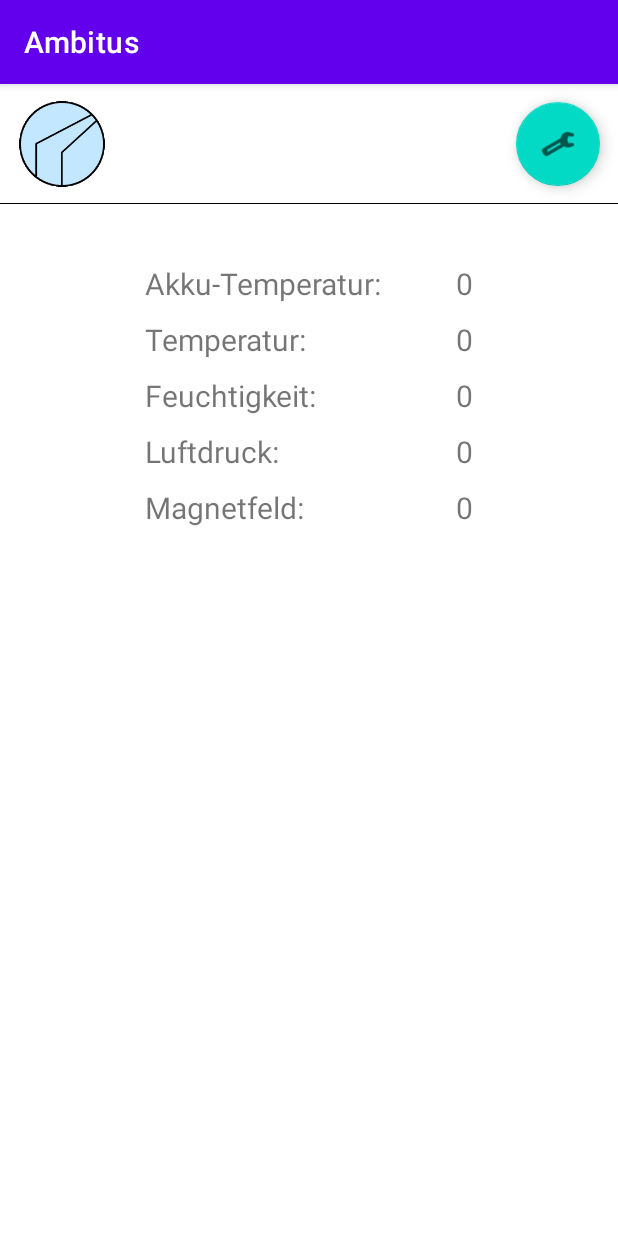
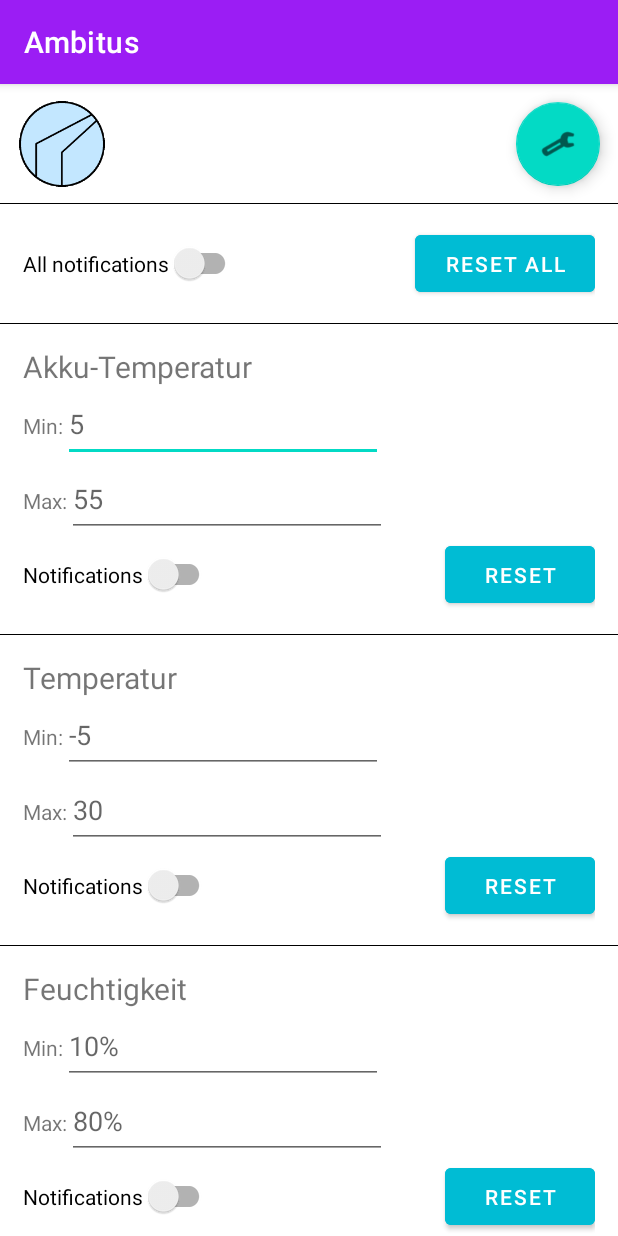
Before and after one commit to Monke457/Ambitus, an Android app: the screen it shows after launch (MainActivity before the commit, SettingsActivity after it), on a phone screen of 412 x 824 dp. Run offline under Robolectric (Android 15) with nearby library versions, the phone set to English and light mode, and no system bars.

Commit message:
add frontend implementation for settings activity (#3)
Co-authored-by: bethw <beth.williams@bluewin.ch>

```diff
--- /dev/null
+++ b/app/src/main/java/com/bsfh/bw/ambitus/SettingsActivity.java
@@ -0,0 +1,14 @@
+package com.bsfh.bw.ambitus;
+
+import android.os.Bundle;
+
+import androidx.annotation.Nullable;
+import androidx.appcompat.app.AppCompatActivity;
+
+public class SettingsActivity extends AppCompatActivity {
+    @Override
+    protected void onCreate(@Nullable Bundle savedInstanceState) {
+        super.onCreate(savedInstanceState);
+        setContentView(R.layout.activity_settings);
+    }
+}
--- /dev/null
+++ b/app/src/main/res/layout/activity_settings.xml
@@ -0,0 +1,516 @@
+<?xml version="1.0" encoding="utf-8"?>
+<androidx.constraintlayout.widget.ConstraintLayout xmlns:android="http://schemas.android.com/apk/res/android"
+    android:layout_width="match_parent"
+    android:layout_height="match_parent"
+    xmlns:tools="http://schemas.android.com/tools"
+    xmlns:app="http://schemas.android.com/apk/res-auto">
+
+    <LinearLayout
+        android:layout_width="match_parent"
+        android:layout_height="match_parent"
+        android:divider="@color/black"
+        android:orientation="vertical"
+        android:showDividers="middle"
+        tools:layout_editor_absoluteX="0dp"
+        tools:layout_editor_absoluteY="0dp">
+
+        <LinearLayout
+            android:layout_width="match_parent"
+            android:layout_height="80dp"
+            android:gravity="center">
+
+            <ImageButton
+                android:id="@+id/icon_button"
+                android:layout_width="60dp"
+                android:layout_height="60dp"
+                android:background="@mipmap/ic_launcher_foreground"
+                android:contentDescription="@string/icon_button" />
+
+            <Space
+                android:layout_width="250dp"
+                android:layout_height="match_parent"
+                android:layout_weight="1" />
+
+            <com.google.android.material.floatingactionbutton.FloatingActionButton
+                android:id="@+id/settings_button"
+                android:layout_width="91dp"
+                android:layout_height="wrap_content"
+                android:layout_weight="1"
+                android:clickable="true"
+                android:contentDescription="@string/settings_button"
+                app:srcCompat="@android:drawable/ic_menu_preferences" />
+
+        </LinearLayout>
+
+        <ScrollView
+            android:layout_width="match_parent"
+            android:layout_height="match_parent">
+
+            <LinearLayout
+                android:layout_width="match_parent"
+                android:layout_height="wrap_content"
+                android:orientation="vertical"
+                android:divider="@color/black"
+                android:showDividers="middle" >
+
+                <LinearLayout
+                    android:layout_width="match_parent"
+                    android:layout_height="match_parent"
+                    android:orientation="horizontal"
+                    android:layout_margin="15dp">
+
+                    <androidx.appcompat.widget.SwitchCompat
+                        android:id="@+id/all_notifications"
+                        android:layout_width="wrap_content"
+                        android:layout_height="50dp"
+                        android:text="@string/all_notifications_label" />
+
+                    <Space
+                        android:layout_width="0dp"
+                        android:layout_height="wrap_content"
+                        android:layout_weight="1" />
+
+                    <Button
+                        android:id="@+id/all_reset_button"
+                        android:layout_width="120dp"
+                        android:layout_height="50dp"
+                        android:backgroundTint="@color/main_colour"
+                        android:text="@string/reset_all_button" />
+                </LinearLayout>
+
+                <LinearLayout
+                    android:layout_width="match_parent"
+                    android:layout_height="wrap_content"
+                    android:layout_margin="15dp"
+                    android:gravity="start"
+                    android:orientation="vertical">
+
+                    <TextView
+                        android:id="@+id/battery_title"
+                        android:layout_width="match_parent"
+                        android:layout_height="wrap_content"
+                        android:text="@string/battery_title"
+                        android:textSize="20sp" />
+
+                    <LinearLayout
+                        android:layout_width="wrap_content"
+                        android:layout_height="match_parent"
+                        android:orientation="horizontal">
+
+                        <TextView
+                            android:id="@+id/battery_min_label"
+                            android:layout_width="wrap_content"
+                            android:layout_height="wrap_content"
+                            android:layout_weight="1"
+                            android:text="@string/min_label" />
+
+                        <EditText
+                            android:id="@+id/battery_min_value"
+                            android:layout_width="wrap_content"
+                            android:layout_height="50dp"
+                            android:layout_weight="1"
+                            android:ems="10"
+                            android:hint="5"
+                            android:autofillHints="5"
+                            android:inputType="number" />
+
+                    </LinearLayout>
+
+                    <LinearLayout
+                        android:layout_width="wrap_content"
+                        android:layout_height="match_parent"
+                        android:orientation="horizontal">
+
+                        <TextView
+                            android:id="@+id/battery_max_label"
+                            android:layout_width="wrap_content"
+                            android:layout_height="wrap_content"
+                            android:layout_weight="1"
+                            android:text="@string/max_label" />
+
+                        <EditText
+                            android:id="@+id/battery_max_value"
+                            android:layout_width="wrap_content"
+                            android:layout_height="50dp"
+                            android:layout_weight="1"
+                            android:ems="10"
+                            android:hint="55"
+                            android:autofillHints="55"
+                            android:inputType="number" />
+                    </LinearLayout>
+
+                    <LinearLayout
+                        android:layout_width="match_parent"
+                        android:layout_height="match_parent"
+                        android:orientation="horizontal">
+
+                        <androidx.appcompat.widget.SwitchCompat
+                            android:id="@+id/battery_notifications"
+                            android:layout_width="wrap_content"
+                            android:layout_height="50dp"
+                            android:text="@string/notifications_label" />
+
+                        <Space
+                            android:layout_width="0dp"
+                            android:layout_height="wrap_content"
+                            android:layout_weight="1" />
+
+                        <Button
+                            android:id="@+id/battery_reset_button"
+                            android:layout_width="100dp"
+                            android:layout_height="50dp"
+                            android:backgroundTint="@color/main_colour"
+                            android:text="@string/reset_button" />
+                    </LinearLayout>
+
+                </LinearLayout>
+
+                <LinearLayout
+                    android:layout_width="match_parent"
+                    android:layout_height="wrap_content"
+                    android:layout_margin="15dp"
+                    android:gravity="start"
+                    android:orientation="vertical">
+
+                    <TextView
+                        android:id="@+id/temp_title"
+                        android:layout_width="match_parent"
+                        android:layout_height="wrap_content"
+                        android:text="@string/temp_title"
+                        android:textSize="20sp" />
+
+                    <LinearLayout
+                        android:layout_width="wrap_content"
+                        android:layout_height="match_parent"
+                        android:orientation="horizontal">
+
+                        <TextView
+                            android:id="@+id/temp_min_label"
+                            android:layout_width="wrap_content"
+                            android:layout_height="wrap_content"
+                            android:layout_weight="1"
+                            android:text="@string/min_label" />
+
+                        <EditText
+                            android:id="@+id/temp_min_value"
+                            android:layout_width="wrap_content"
+                            android:layout_height="50dp"
+                            android:layout_weight="1"
+                            android:ems="10"
+                            android:hint="-5"
+                            android:autofillHints="-5"
+                            android:inputType="number" />
+
+                    </LinearLayout>
+
+                    <LinearLayout
+                        android:layout_width="wrap_content"
+                        android:layout_height="match_parent"
+                        android:orientation="horizontal">
+
+                        <TextView
+                            android:id="@+id/temp_max_label"
+                            android:layout_width="wrap_content"
+                            android:layout_height="wrap_content"
+                            android:layout_weight="1"
+                            android:text="@string/max_label" />
+
+                        <EditText
+                            android:id="@+id/temp_max_value"
+                            android:layout_width="wrap_content"
+                            android:layout_height="50dp"
+                            android:layout_weight="1"
+                            android:ems="10"
+                            android:hint="30"
+                            android:autofillHints="30"
+                            android:inputType="number" />
+                    </LinearLayout>
+
+                    <LinearLayout
+                        android:layout_width="match_parent"
+                        android:layout_height="match_parent"
+                        android:orientation="horizontal">
+
+                        <androidx.appcompat.widget.SwitchCompat
+                            android:id="@+id/temp_notifications"
+                            android:layout_width="wrap_content"
+                            android:layout_height="50dp"
+                            android:text="@string/notifications_label" />
+
+                        <Space
+                            android:layout_width="0dp"
+                            android:layout_height="wrap_content"
+                            android:layout_weight="1" />
+
+                        <Button
+                            android:id="@+id/temp_reset_button"
+                            android:layout_width="100dp"
+                            android:layout_height="50dp"
+                            android:backgroundTint="@color/main_colour"
+                            android:text="@string/reset_button" />
+                    </LinearLayout>
+                </LinearLayout>
+
+                <LinearLayout
+                    android:layout_width="match_parent"
+                    android:layout_height="wrap_content"
+                    android:layout_margin="15dp"
+                    android:gravity="start"
+                    android:orientation="vertical">
+
+                    <TextView
+                        android:id="@+id/humidity_title"
+                        android:layout_width="match_parent"
+                        android:layout_height="wrap_content"
+                        android:text="@string/humidity_title"
+                        android:textSize="20sp" />
+
+                    <LinearLayout
+                        android:layout_width="wrap_content"
+                        android:layout_height="match_parent"
+                        android:orientation="horizontal">
+
+                        <TextView
+                            android:id="@+id/humidity_min_label"
+                            android:layout_width="wrap_content"
+                            android:layout_height="wrap_content"
+                            android:layout_weight="1"
+                            android:text="@string/min_label" />
+
+                        <EditText
+                            android:id="@+id/humidity_min_value"
+                            android:layout_width="wrap_content"
+                            android:layout_height="50dp"
+                            android:layout_weight="1"
+                            android:ems="10"
+                            android:hint="10%"
+                            android:autofillHints="10%"
+                            android:inputType="number" />
+
+                    </LinearLayout>
+
+                    <LinearLayout
+                        android:layout_width="wrap_content"
+                        android:layout_height="match_parent"
+                        android:orientation="horizontal">
+
+                        <TextView
+                            android:id="@+id/humidity_max_label"
+                            android:layout_width="wrap_content"
+                            android:layout_height="wrap_content"
+                            android:layout_weight="1"
+                            android:text="@string/max_label" />
+
+                        <EditText
+                            android:id="@+id/humidity_max_value"
+                            android:layout_width="wrap_content"
+                            android:layout_height="50dp"
+                            android:layout_weight="1"
+                            android:ems="10"
+                            android:hint="80%"
+                            android:autofillHints="80%"
+                            android:inputType="number" />
+                    </LinearLayout>
+
+                    <LinearLayout
+                        android:layout_width="match_parent"
+                        android:layout_height="match_parent"
+                        android:orientation="horizontal">
+
+                        <androidx.appcompat.widget.SwitchCompat
+                            android:id="@+id/humidity_notifications"
+                            android:layout_width="wrap_content"
+                            android:layout_height="50dp"
+                            android:text="@string/notifications_label" />
+
+                        <Space
+                            android:layout_width="0dp"
+                            android:layout_height="wrap_content"
+                            android:layout_weight="1" />
+
+                        <Button
+                            android:id="@+id/humidity_reset_button"
+                            android:layout_width="100dp"
+                            android:layout_height="50dp"
+                            android:backgroundTint="@color/main_colour"
+                            android:text="@string/reset_button" />
+                    </LinearLayout>
+                </LinearLayout>
+
+                <LinearLayout
+                    android:layout_width="match_parent"
+                    android:layout_height="wrap_content"
+                    android:layout_margin="15dp"
+                    android:gravity="start"
+                    android:orientation="vertical">
+
+                    <TextView
+                        android:id="@+id/pressure_title"
+                        android:layout_width="match_parent"
+                        android:layout_height="wrap_content"
+                        android:text="@string/pressure_title"
+                        android:textSize="20sp" />
+
+                    <LinearLayout
+                        android:layout_width="wrap_content"
+                        android:layout_height="match_parent"
+                        android:orientation="horizontal">
+
+                        <TextView
+                            android:id="@+id/pressure_min_label"
+                            android:layout_width="wrap_content"
+                            android:layout_height="wrap_content"
+                            android:layout_weight="1"
+                            android:text="@string/min_label" />
+
+                        <EditText
+                            android:id="@+id/pressure_min_value"
+                            android:layout_width="wrap_content"
+                            android:layout_height="50dp"
+                            android:layout_weight="1"
+                            android:ems="10"
+                            android:hint="8 psi"
+                            android:autofillHints="8 psi"
+                            android:inputType="number" />
+
+                    </LinearLayout>
+
+                    <LinearLayout
+                        android:layout_width="wrap_content"
+                        android:layout_height="match_parent"
+                        android:orientation="horizontal">
+
+                        <TextView
+                            android:id="@+id/pressure_max_label"
+                            android:layout_width="wrap_content"
+                            android:layout_height="wrap_content"
+                            android:layout_weight="1"
+                            android:text="@string/max_label" />
+
+                        <EditText
+                            android:id="@+id/pressure_max_value"
+                            android:layout_width="wrap_content"
+                            android:layout_height="50dp"
+                            android:layout_weight="1"
+                            android:ems="10"
+                            android:hint="18 psi"
+                            android:autofillHints="18 psi"
+                            android:inputType="number" />
+                    </LinearLayout>
+
+                    <LinearLayout
+                        android:layout_width="match_parent"
+                        android:layout_height="match_parent"
+                        android:orientation="horizontal">
+
+                        <androidx.appcompat.widget.SwitchCompat
+                            android:id="@+id/pressure_notifications"
+                            android:layout_width="wrap_content"
+                            android:layout_height="50dp"
+                            android:text="@string/notifications_label" />
+
+                        <Space
+                            android:layout_width="0dp"
+                            android:layout_height="wrap_content"
+                            android:layout_weight="1" />
+
+                        <Button
+                            android:id="@+id/pressure_reset_button"
+                            android:layout_width="100dp"
+                            android:layout_height="50dp"
+                            android:backgroundTint="@color/main_colour"
+                            android:text="@string/reset_button" />
+                    </LinearLayout>
+                </LinearLayout>
+
+                <LinearLayout
+                    android:layout_width="match_parent"
+                    android:layout_height="wrap_content"
+                    android:layout_margin="15dp"
+                    android:gravity="start"
+                    android:orientation="vertical">
+
+                    <TextView
+                        android:id="@+id/magnet_title"
+                        android:layout_width="match_parent"
+                        android:layout_height="wrap_content"
+                        android:text="@string/magnet_title"
+                        android:textSize="20sp" />
+
+                    <LinearLayout
+                        android:layout_width="wrap_content"
+                        android:layout_height="match_parent"
+                        android:orientation="horizontal">
+
+                        <TextView
+                            android:id="@+id/magnet_min_label"
+                            android:layout_width="wrap_content"
+                            android:layout_height="wrap_content"
+                            android:layout_weight="1"
+                            android:text="@string/min_label" />
+
+                        <EditText
+                            android:id="@+id/magnet_min_value"
+                            android:layout_width="wrap_content"
+                            android:layout_height="50dp"
+                            android:layout_weight="1"
+                            android:ems="10"
+                            android:hint="2 micro-Tesla"
+                            android:autofillHints="2 micro-Tesla"
+                            android:inputType="number" />
+
+                    </LinearLayout>
+
+                    <LinearLayout
+                        android:layout_width="wrap_content"
+                        android:layout_height="match_parent"
+                        android:orientation="horizontal">
+
+                        <TextView
+                            android:id="@+id/magnet_max_label"
+                            android:layout_width="wrap_content"
+                            android:layout_height="wrap_content"
+                            android:layout_weight="1"
+                            android:text="@string/max_label" />
+
+                        <EditText
+                            android:id="@+id/magnet_max_value"
+                            android:layout_width="wrap_content"
+                            android:layout_height="50dp"
+                            android:layout_weight="1"
+                            android:ems="10"
+                            android:hint="15 micro-Tesla"
+                            android:autofillHints="15 micro-Tesla"
+                            android:inputType="number" />
+                    </LinearLayout>
+
+                    <LinearLayout
+                        android:layout_width="match_parent"
+                        android:layout_height="match_parent"
+                        android:orientation="horizontal">
+
+                        <androidx.appcompat.widget.SwitchCompat
+                            android:id="@+id/magnet_notifications"
+                            android:layout_width="wrap_content"
+                            android:layout_height="50dp"
+                            android:text="@string/notifications_label" />
+
+                        <Space
+                            android:layout_width="0dp"
+                            android:layout_height="wrap_content"
+                            android:layout_weight="1" />
+
+                        <Button
+                            android:id="@+id/magnet_reset_button"
+                            android:layout_width="100dp"
+                            android:layout_height="50dp"
+                            android:backgroundTint="@color/main_colour"
+                            android:text="@string/reset_button" />
+                    </LinearLayout>
+                </LinearLayout>
+
+            </LinearLayout>
+        </ScrollView>
+
+    </LinearLayout>
+</androidx.constraintlayout.widget.ConstraintLayout>
--- a/app/src/main/res/values/colors.xml
+++ b/app/src/main/res/values/colors.xml
@@ -1,7 +1,9 @@
 <?xml version="1.0" encoding="utf-8"?>
 <resources>
-    <color name="purple_200">#FFBB86FC</color>
-    <color name="purple_500">#FF6200EE</color>
+    <color name="purple_500">#9B1DF4</color>
+    <color name="purple_200">#9B1DF4</color>
+    <color name="main_colour">#00BCD4</color>
+    <color name="accent_colour">#FFCF89</color>
     <color name="purple_700">#FF3700B3</color>
     <color name="teal_200">#FF03DAC5</color>
     <color name="teal_700">#FF018786</color>
--- a/app/src/main/res/values/strings.xml
+++ b/app/src/main/res/values/strings.xml
@@ -7,4 +7,18 @@
     <string name="humidity_label">Feuchtigkeit:</string>
     <string name="pressure_label">Luftdruck:</string>
     <string name="magnet_label">Magnetfeld:</string>
+
+    <string name="all_notifications_label">All notifications</string>
+    <string name="reset_all_button">Reset all</string>
+
+    <string name="battery_title">Akku-Temperatur</string>
+    <string name="temp_title">Temperatur</string>
+    <string name="humidity_title">Feuchtigkeit</string>
+    <string name="pressure_title">Luftdruck</string>
+    <string name="magnet_title">Magnetfeld</string>
+
+    <string name="min_label">Min:</string>
+    <string name="max_label">Max:</string>
+    <string name="notifications_label">Notifications</string>
+    <string name="reset_button">Reset</string>
 </resources>
```
Also changed, not shown: app/src/main/AndroidManifest.xml (+6 -1 lines).
